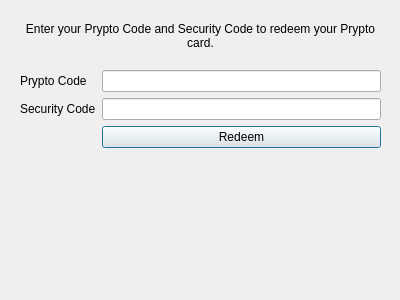
Above: src/qt/forms/pryptopage.ui from transcoder/CasinoCoin before the change. Below: the same form after it.
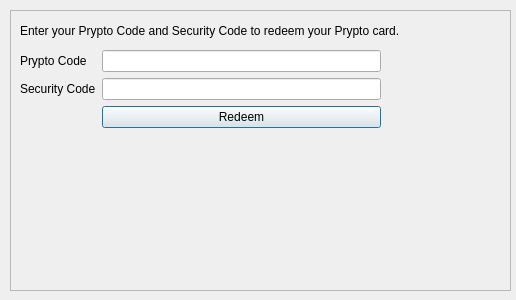
That is the form after the change.

Commit message: Added frame arround prypto form

```diff
--- a/src/qt/forms/pryptopage.ui
+++ b/src/qt/forms/pryptopage.ui
@@ -6,18 +6,55 @@
    <rect>
     <x>0</x>
     <y>0</y>
-    <width>400</width>
+    <width>516</width>
     <height>300</height>
    </rect>
   </property>
   <property name="windowTitle">
    <string>Dialog</string>
   </property>
+  <widget class="QFrame" name="frame">
+   <property name="geometry">
+    <rect>
+     <x>10</x>
+     <y>10</y>
+     <width>501</width>
+     <height>281</height>
+    </rect>
+   </property>
+   <property name="frameShape">
+    <enum>QFrame::StyledPanel</enum>
+   </property>
+   <property name="frameShadow">
+    <enum>QFrame::Sunken</enum>
+   </property>
+   <widget class="QLabel" name="lblHelp">
+    <property name="geometry">
+     <rect>
+      <x>10</x>
+      <y>10</y>
+      <width>461</width>
+      <height>21</height>
+     </rect>
+    </property>
+    <property name="text">
+     <string>Enter your Prypto Code and Security Code to redeem your Prypto card.</string>
+    </property>
+    <property name="textFormat">
+     <enum>Qt::AutoText</enum>
+    </property>
+    <property name="alignment">
+     <set>Qt::AlignLeading|Qt::AlignLeft|Qt::AlignVCenter</set>
+    </property>
+    <property name="wordWrap">
+     <bool>true</bool>
+    </property>
+   </widget>
   <widget class="QWidget" name="formLayoutWidget">
    <property name="geometry">
     <rect>
-     <x>20</x>
-     <y>70</y>
+      <x>10</x>
+      <y>40</y>
      <width>361</width>
      <height>112</height>
     </rect>
@@ -56,27 +93,6 @@
     </item>
    </layout>
   </widget>
-  <widget class="QLabel" name="lblHelp">
-   <property name="geometry">
-    <rect>
-     <x>20</x>
-     <y>10</y>
-     <width>361</width>
-     <height>51</height>
-    </rect>
-   </property>
-   <property name="text">
-    <string>Enter your Prypto Code and Security Code to redeem your Prypto card.</string>
-   </property>
-   <property name="textFormat">
-    <enum>Qt::AutoText</enum>
-   </property>
-   <property name="alignment">
-    <set>Qt::AlignCenter</set>
-   </property>
-   <property name="wordWrap">
-    <bool>true</bool>
-   </property>
   </widget>
  </widget>
  <resources/>
```
Lines whose indentation alone changed are shown as unchanged.
